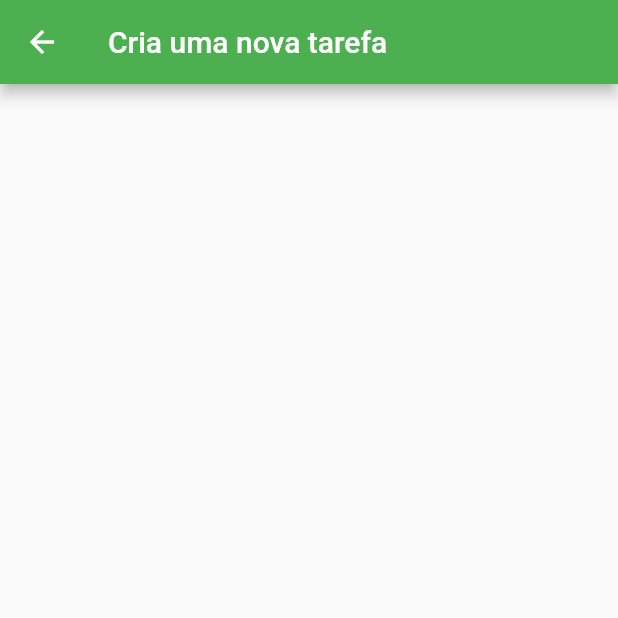
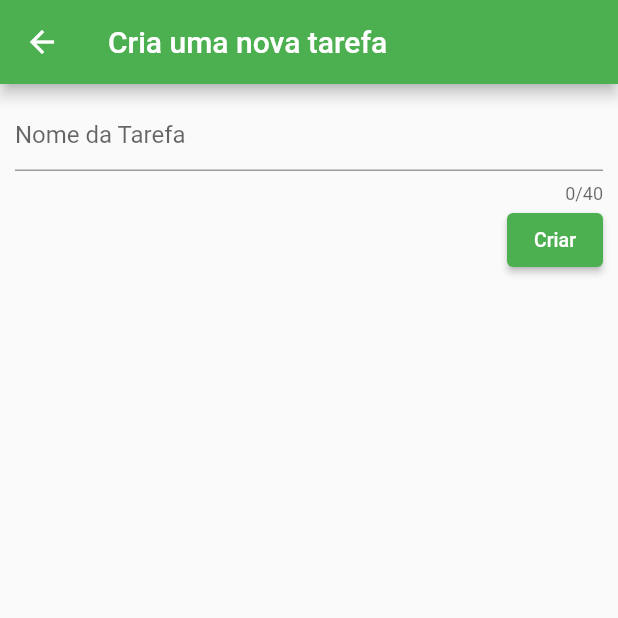
Before and after one commit to cthiagosousa/todo_list_flutter, a Flutter app: the screen it shows after launch, after a tap on the "add" icon, on a phone screen of 412 x 824 dp, the top half of it. Run offline on Flutter 3.47's test engine with Material 2 defaults, Android fonts, the phone set to English and light mode, and no system bars; our stand-ins replace flutter_mobx, google_fonts, mobx; generated files the repository leaves out were written again; Roboto replaces fonts that are missing (Ubuntu).

Commit message:
Tela de criaçao de registro

```diff
--- a/lib/main.dart
+++ b/lib/main.dart
@@ -23,12 +23,18 @@ class App extends StatelessWidget {
           elevation: 0.5,
         ),
 
+        buttonColor: Colors.green,
+
         textTheme: TextTheme(
           headline1: GoogleFonts.ubuntu(
             textStyle: TextStyle(color: Colors.black, fontSize: 38,fontWeight: FontWeight.bold)
           ),
           headline6: GoogleFonts.ubuntu(
             textStyle: TextStyle(color: Colors.black, fontSize: 15, fontWeight: FontWeight.w300)
+          ),
+          button: GoogleFonts.ubuntu(
+            color: Colors.white,
+            fontSize: 13,
           )
         )
       ),
--- a/lib/models/Task.dart
+++ b/lib/models/Task.dart
@@ -1,6 +1,6 @@
 
 class Task {
-  final int id;
+  final String id;
   final String title;
   final bool isCheck;
 
--- a/lib/screens/create_task_screen.dart
+++ b/lib/screens/create_task_screen.dart
@@ -1,6 +1,39 @@
 import 'package:flutter/material.dart';
+import 'package:uuid/uuid.dart';
+import 'package:project/models/Task.dart';
+import 'package:project/stores/tasks_store.dart';
 
-class CreateTaskScreen extends StatelessWidget {
+class CreateTaskScreen extends StatefulWidget {
+  @override
+  _CreateTaskScreenState createState() => _CreateTaskScreenState();
+}
+
+class _CreateTaskScreenState extends State<CreateTaskScreen> {
+  final GlobalKey<FormState> _formKey = GlobalKey();
+  final _tasksStore = TasksStore();
+  late String _title;
+
+  String _titleValidator(String? value) {
+    if (value!.isEmpty) {
+      return 'O campo não pode ficar vazio';
+    }
+
+    return null!;
+  }
+
+  void _sendForm() {
+
+      _formKey.currentState!.save();
+      final uuid = Uuid();
+      final Task task = Task(
+        id: uuid.v1(),
+        title: _title,
+        isCheck: false,
+      );
+
+      _tasksStore.addTask(task);
+      Navigator.pop(context);
+  }
 
   @override
   Widget build(BuildContext context) {
@@ -8,6 +41,39 @@ class CreateTaskScreen extends StatelessWidget {
       appBar: AppBar(
         title: Text('Cria uma nova tarefa'),
       ),
+
+      body: Container(
+        width: double.infinity,
+        height: double.infinity,
+        padding: EdgeInsets.all(10.0),
+        child: Form(
+          key: _formKey,
+          child: Column(
+            children: [
+              TextFormField(
+                decoration: InputDecoration(hintText: "Nome da Tarefa"),
+                maxLength: 40,
+                validator: _titleValidator,
+                onSaved: (String? value) {
+                  _title = value!;
+                },
+              ),
+              Row(
+                mainAxisAlignment: MainAxisAlignment.end,
+                children: [
+                  ElevatedButton(
+                    style: ButtonStyle(
+                      backgroundColor: MaterialStateProperty.all(Colors.green)
+                    ),
+                    onPressed: _sendForm,
+                    child: Text("Criar", style: Theme.of(context).textTheme.button,)
+                  )
+                ],
+              )
+            ],
+          ),
+        ),
+      ),
     );
   }
 }
--- a/lib/screens/home_screen.dart
+++ b/lib/screens/home_screen.dart
@@ -1,15 +1,14 @@
 import 'package:flutter/material.dart';
+import 'package:flutter_mobx/flutter_mobx.dart';
 
 import 'package:project/models/Task.dart';
-import 'package:project/database/tasks.dart';
 import 'package:project/stores/tasks_store.dart';
 import 'package:project/utils/routes.dart';
 
 import 'package:project/components/task_item_widget.dart';
 
 class HomeScreen extends StatelessWidget {
-  final List<Task> tasks = data;
-  final tasksStore = TasksStore();
+  final _tasksStore = TasksStore();
 
   Widget build(BuildContext context) {
     return Scaffold(
@@ -21,12 +20,14 @@ class HomeScreen extends StatelessWidget {
         width: double.infinity,
         height: double.infinity,
 
-        child: ListView.builder(
-          itemCount: tasks.length,
+        child: Observer(
+          builder: (_) => ListView.builder(
+          itemCount: _tasksStore.tasks.length,
           itemBuilder: (context, index) {
-            final Task item = tasks[index];
+            final Task item = _tasksStore.tasks[index];
             return TaskItemWidget(title: item.title);
           }
+        ),
         )
       ),
 
--- a/lib/stores/tasks_store.dart
+++ b/lib/stores/tasks_store.dart
@@ -9,7 +9,7 @@ class TasksStore = _TasksStore with _$TasksStore;
 abstract class _TasksStore with Store{
 
   @observable
-  List<Task> tasks = data;
+  List<Task> tasks = [...data];
 
   @action
   void addTask(Task task) {
--- a/pubspec.yaml
+++ b/pubspec.yaml
@@ -31,6 +31,7 @@ dependencies:
   google_fonts: ^2.1.0
   mobx: ^2.0.4
   flutter_mobx: ^2.0.2
+  uuid: ^3.0.4
 
 dev_dependencies:
   build_runner: ^2.1.2
```
Also changed, not shown: lib/database/tasks.dart (+5 -10 lines), pubspec.lock.
